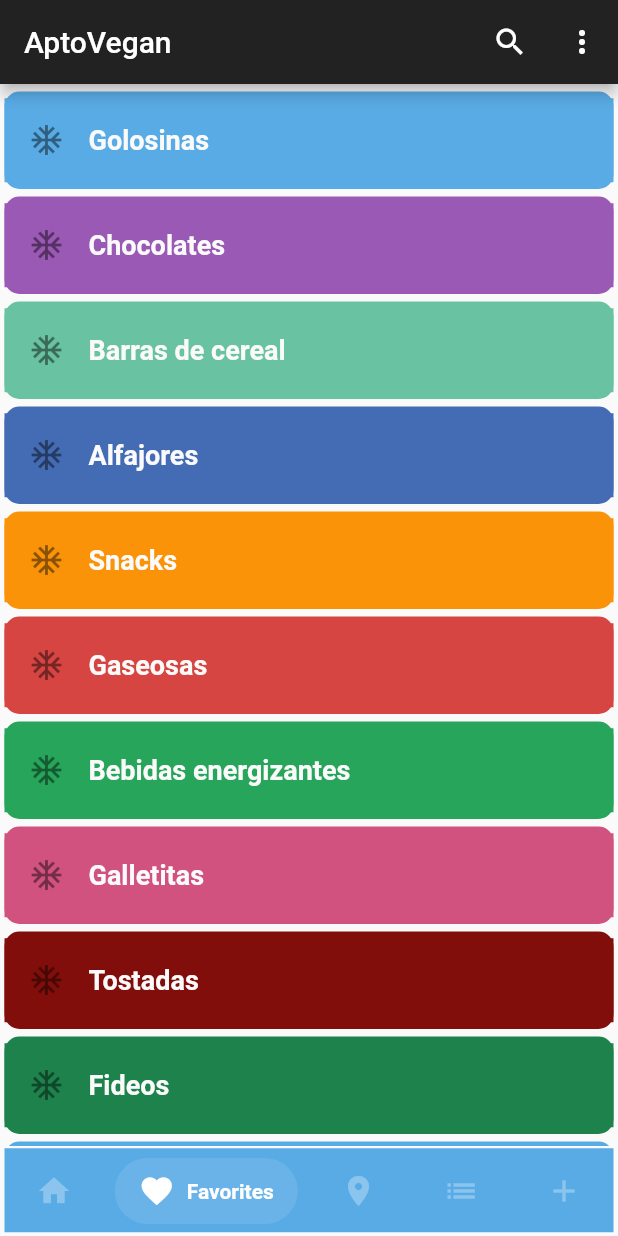
After one commit to tomassasovsky/AptoVeganFlutter, a Flutter app: the screen it shows after launch, item 2 of the bottom bar chosen, after a tap on the "search" icon, on a phone screen of 412 x 824 dp. The commit adds this screen. Run offline on Flutter 3.47's test engine with Material 2 defaults, Android fonts, the phone set to English and light mode, and no system bars; drawn by our look-alikes of salomon_bottom_bar.

Commit message:
Added the product divisions (its provider and a file that contains all this data). Also a very basic mockup of the page you get when you tap on one of the divisions. The custom bottom navigation bar has been added too.

```diff
--- /dev/null
+++ b/data/product_divisions.json
@@ -0,0 +1,311 @@
+{
+  "divisions": [
+    {
+      "product_type": "Golosinas",
+      "tile_color": "0xff59ABE5",
+      "description": "Ten cerca este listado, la mayoría de las golosinas AptoVegan se encuentran en cualquier negocio!",
+      "img": "golosinas.png"
+    },
+    {
+      "product_type": "Chocolates",
+      "tile_color": "0xff9A59B5",
+      "description": "Los chocolates amargos tienden a ser AptoVegan, recuerda agregarlos al listado si encuentras uno nuevo!",
+      "img": "golosinas.png"
+    },
+    {
+      "product_type": "Barras de cereal",
+      "tile_color": "0xff69C2A2",
+      "img": "golosinas.png"
+    },
+    {
+      "product_type": "Alfajores",
+      "tile_color": "0xff446CB4",
+      "img": "golosinas.png"
+    },
+    {
+      "product_type": "Snacks",
+      "tile_color": "0xffFA9308",
+      "img": "golosinas.png"
+    },
+    {
+      "product_type": "Gaseosas",
+      "tile_color": "0xffD64542",
+      "img": "golosinas.png"
+    },
+    {
+      "product_type": "Bebidas energizantes",
+      "tile_color": "0xff27A55B",
+      "img": "golosinas.png"
+    },
+    {
+      "product_type": "Galletitas",
+      "tile_color": "0xffD1527F",
+      "img": "golosinas.png"
+    },
+    {
+      "product_type": "Tostadas",
+      "tile_color": "0xff810E0B",
+      "img": "golosinas.png"
+    },
+    {
+      "product_type": "Fideos",
+      "tile_color": "0xff1E824C",
+      "img": "golosinas.png"
+    },
+    {
+      "product_type": "Pastas",
+      "tile_color": "0xff59ABE5",
+      "img": "golosinas.png"
+    },
+    {
+      "product_type": "Milanesas",
+      "tile_color": "0xff9A59B5",
+      "img": "golosinas.png"
+    },
+    {
+      "product_type": "Sopas",
+      "tile_color": "0xff9A59B5",
+      "img": "golosinas.png"
+    },
+    {
+      "product_type": "Purés",
+      "tile_color": "0xff446CB4",
+      "img": "golosinas.png"
+    },
+    {
+      "product_type": "Margarinas",
+      "tile_color": "0xffFA9308",
+      "img": "golosinas.png"
+    },
+    {
+      "product_type": "Productos congelados",
+      "tile_color": "0xffD64542",
+      "img": "golosinas.png"
+    },
+    {
+      "product_type": "Hamburguesas",
+      "tile_color": "0xff27A55B",
+      "img": "golosinas.png"
+    },
+    {
+      "product_type": "Aderezos",
+      "tile_color": "0xffD1527F",
+      "img": "golosinas.png"
+    },
+    {
+      "product_type": "Mermeladas",
+      "tile_color": "0xff810E0B",
+      "img": "golosinas.png"
+    },
+    {
+      "product_type": "Medialunas",
+      "tile_color": "0xff1E824C",
+      "img": "golosinas.png"
+    },
+    {
+      "product_type": "Panes",
+      "tile_color": "0xff59ABE5",
+      "img": "golosinas.png"
+    },
+    {
+      "product_type": "Levadura de cerveza nutricional",
+      "tile_color": "0xff9A59B5",
+      "img": "golosinas.png"
+    },
+    {
+      "product_type": "Cereales",
+      "tile_color": "0xff69C2A2",
+      "img": "golosinas.png"
+    },
+    {
+      "product_type": "Helados",
+      "tile_color": "0xff446CB4",
+      "img": "golosinas.png"
+    },
+    {
+      "product_type": "Tofu",
+      "tile_color": "0xffFA9308",
+      "img": "golosinas.png"
+    },
+    {
+      "product_type": "Yogurt",
+      "tile_color": "0xffD64542",
+      "img": "golosinas.png"
+    },
+    {
+      "product_type": "Cacao en polvo",
+      "tile_color": "0xff27A55B",
+      "img": "golosinas.png"
+    },
+    {
+      "product_type": "Leches vegetales",
+      "tile_color": "0xffD1527F",
+      "img": "golosinas.png"
+    },
+    {
+      "product_type": "Jugos en polvo",
+      "tile_color": "0xff810E0B",
+      "img": "golosinas.png"
+    },
+    {
+      "product_type": "Jugos",
+      "tile_color": "0xff1E824C",
+      "img": "golosinas.png"
+    },
+    {
+      "product_type": "Caldos",
+      "tile_color": "0xff59ABE3",
+      "img": "golosinas.png"
+    },
+    {
+      "product_type": "Tapas para tartas y empanadas",
+      "tile_color": "0xff9A57B4",
+      "img": "golosinas.png"
+    },
+    {
+      "product_type": "Soja texturizada",
+      "tile_color": "0xff68C3A2",
+      "img": "golosinas.png"
+    },
+    {
+      "product_type": "Premezclas",
+      "tile_color": "0xff466CB3",
+      "img": "golosinas.png"
+    },
+    {
+      "product_type": "Quesos",
+      "tile_color": "0xffF99406",
+      "img": "golosinas.png"
+    },
+    {
+      "product_type": "Saborizantes",
+      "tile_color": "0xffD84444",
+      "img": "golosinas.png"
+    },
+    {
+      "product_type": "Salsa deshidratada",
+      "tile_color": "0xff25A55A",
+      "img": "golosinas.png"
+    },
+    {
+      "product_type": "Salsas dulces",
+      "tile_color": "0xffD15181",
+      "img": "golosinas.png"
+    },
+    {
+      "product_type": "Postre",
+      "tile_color": "0xff810E0B",
+      "img": "golosinas.png"
+    },
+    {
+      "product_type": "Flanes",
+      "tile_color": "0xff1E824C",
+      "img": "golosinas.png"
+    },
+    {
+      "product_type": "Colorantes",
+      "tile_color": "0xff59ABE5",
+      "img": "golosinas.png"
+    },
+    {
+      "product_type": "Cremas",
+      "tile_color": "0xff9A59B5",
+      "img": "golosinas.png"
+    },
+    {
+      "product_type": "Untables dulces",
+      "tile_color": "0xff69C2A2",
+      "img": "golosinas.png"
+    },
+    {
+      "product_type": "Starbucks",
+      "tile_color": "0xff446CB4",
+      "img": "golosinas.png"
+    },
+    {
+      "product_type": "Shampoo y acondicionador",
+      "tile_color": "0xffFA9308",
+      "img": "golosinas.png"
+    },
+    {
+      "product_type": "Pasta dental",
+      "tile_color": "0xffD64542",
+      "img": "golosinas.png"
+    },
+    {
+      "product_type": "Cosmeticos y cuidado personal",
+      "tile_color": "0xff27A55B",
+      "img": "golosinas.png"
+    },
+    {
+      "product_type": "Jabones",
+      "tile_color": "0xffD1527F",
+      "img": "golosinas.png"
+    },
+    {
+      "product_type": "Desodorantes",
+      "tile_color": "0xff830D0B",
+      "img": "golosinas.png"
+    },
+    {
+      "product_type": "Protector solar",
+      "tile_color": "0xff1E824C",
+      "img": "golosinas.png"
+    },
+    {
+      "product_type": "Perfumería",
+      "tile_color": "0xff59ABE3",
+      "img": "golosinas.png"
+    },
+    {
+      "product_type": "Suplementos",
+      "tile_color": "0xff9A57B4",
+      "img": "golosinas.png"
+    },
+    {
+      "product_type": "Artículos de limpieza",
+      "tile_color": "0xff68C3A2",
+      "img": "golosinas.png"
+    },
+    {
+      "product_type": "Alimentos para mascotas",
+      "tile_color": "0xff446CB4",
+      "img": "golosinas.png"
+    },
+    {
+      "product_type": "Cervezas",
+      "tile_color": "0xffF99406",
+      "img": "golosinas.png"
+    },
+    {
+      "product_type": "Espumantes",
+      "tile_color": "0xffD84444",
+      "img": "golosinas.png"
+    },
+    {
+      "product_type": "Vinos",
+      "tile_color": "0xff25A55A",
+      "img": "golosinas.png"
+    },
+    {
+      "product_type": "Aperitivos",
+      "tile_color": "0xffD1527F",
+      "img": "golosinas.png"
+    },
+    {
+      "product_type": "Bebidas blancas",
+      "tile_color": "0xff810E0B",
+      "img": "golosinas.png"
+    },
+    {
+      "product_type": "Whisky",
+      "tile_color": "0xff1E824C",
+      "img": "golosinas.png"
+    },
+    {
+      "product_type": "Cigarrillos",
+      "tile_color": "0xff59ABE5",
+      "img": "golosinas.png"
+    }
+  ]
+}
--- /dev/null
+++ b/lib/src/pages/home_page.dart
@@ -0,0 +1,63 @@
+import 'package:flutter/material.dart';
+import 'package:salomon_bottom_bar/salomon_bottom_bar.dart';
+import 'package:flutter/services.dart';
+
+import 'package:aptovegan/src/providers/product_genres.dart';
+
+class HomePage extends StatefulWidget {
+  @override
+  _HomePageState createState() => _HomePageState();
+}
+
+class _HomePageState extends State<HomePage> {
+  int _index = 0;
+  @override
+  Widget build(BuildContext context) {
+    return Scaffold(
+      appBar: AppBar(
+        backwardsCompatibility: false,
+        systemOverlayStyle: SystemUiOverlayStyle(
+          statusBarColor: Colors.transparent,
+          statusBarIconBrightness: Brightness.light,
+        ),
+        centerTitle: false,
+        title: Text('AptoVegan'),
+        actions: [
+          IconButton(icon: Icon(Icons.search), onPressed: () {}),
+          IconButton(icon: Icon(Icons.more_vert), onPressed: () {}),
+        ],
+      ),
+      body: list(),
+      bottomNavigationBar: SalomonBottomBar(
+        currentIndex: _index,
+        onTap: (selection) {
+          setState(() => _index = selection);
+        },
+        selectedItemColor: Colors.white,
+        unselectedItemColor: Colors.white30,
+        items: [
+          SalomonBottomBarItem(
+            icon: Icon(Icons.home),
+            title: Text('Products'),
+          ),
+          SalomonBottomBarItem(
+            icon: Icon(Icons.favorite),
+            title: Text('Favorites'),
+          ),
+          SalomonBottomBarItem(
+            icon: Icon(Icons.place),
+            title: Text('Places'),
+          ),
+          SalomonBottomBarItem(
+            icon: Icon(Icons.list),
+            title: Text('Additives'),
+          ),
+          SalomonBottomBarItem(
+            icon: Icon(Icons.add),
+            title: Text('Add'),
+          ),
+        ],
+      ),
+    );
+  }
+}
--- /dev/null
+++ b/lib/src/providers/product_genres.dart
@@ -0,0 +1,83 @@
+import 'package:flutter/material.dart';
+import 'package:flutter/services.dart' show rootBundle;
+import 'dart:convert';
+
+class _ProductsProvider {
+  List<dynamic> options = [];
+
+  _ProductsProvider() {
+    loadData();
+  }
+
+  Future<List<dynamic>> loadData() async {
+    final response = await rootBundle.loadString('data/product_divisions.json');
+
+    Map dataMap = json.decode(response);
+    options = dataMap['divisions'];
+
+    return options;
+  }
+}
+
+final productsProvider = _ProductsProvider();
+
+list() {
+  return FutureBuilder(
+    future: productsProvider.loadData(),
+    initialData: [],
+    builder: (BuildContext context, AsyncSnapshot<List<dynamic>> snapshot) {
+      if (snapshot.connectionState == ConnectionState.done) {
+        return ListView(
+          padding: EdgeInsets.symmetric(horizontal: 3),
+          physics: BouncingScrollPhysics(),
+          children: _listItems(snapshot.data, context),
+        );
+      }
+      return CircularProgressIndicator();
+    },
+  );
+}
+
+List<Widget> _listItems(List<dynamic> data, BuildContext context) {
+  final divider = Divider(height: 5, thickness: 0, color: Colors.transparent);
+  final List<Widget> options = [
+    divider,
+  ];
+
+  data.forEach((element) {
+    Color tileColor = Color(int.tryParse(element['tile_color']));
+    String product = element['product_type'];
+    TextStyle textStyle = TextStyle(fontSize: 18, fontWeight: FontWeight.w600, color: Color(0xfffafafa));
+
+    final wTemp = GestureDetector(
+      onTap: () {
+        Navigator.of(context).pushNamed('product_division_page', arguments: element);
+      },
+      child: Container(
+        height: 65,
+        decoration: BoxDecoration(
+          borderRadius: BorderRadius.circular(10),
+          color: tileColor,
+        ),
+        alignment: Alignment.center,
+        child: ClipRRect(
+          borderRadius: BorderRadius.circular(10),
+          child: ListTile(
+            tileColor: tileColor,
+            leading: Icon(
+              Icons.ac_unit,
+            ),
+            minLeadingWidth: 24,
+            title: Text(
+              product,
+              style: textStyle,
+            ),
+          ),
+        ),
+      ),
+    );
+    options..add(wTemp)..add(divider);
+  });
+
+  return options;
+}
--- a/pubspec.yaml
+++ b/pubspec.yaml
@@ -28,6 +28,8 @@ dependencies:
   # The following adds the Cupertino Icons font to your application.
   # Use with the CupertinoIcons class for iOS style icons.
   cupertino_icons: ^1.0.2
+  salomon_bottom_bar: ^2.0.1
+  # encrypted_shared_preferences: ^1.0.7
 
 dev_dependencies:
   flutter_test:
@@ -48,6 +50,9 @@ flutter:
   # assets:
   #   - images/a_dot_burr.jpeg
   #   - images/a_dot_ham.jpeg
+  assets:
+    - data/product_divisions.json
+    - assets/
 
   # An image asset can refer to one or more resolution-specific "variants", see
   # https://flutter.dev/assets-and-images/#resolution-aware.
```
Also changed, not shown: lib/main.dart (+8 -100 lines), lib/src/pages/product_division_page.dart (added, +53 -0 lines), lib/src/routes/routes.dart (added, +17 -0 lines), lib/src/providers/app_settings_provider.dart (added), pubspec.lock.
